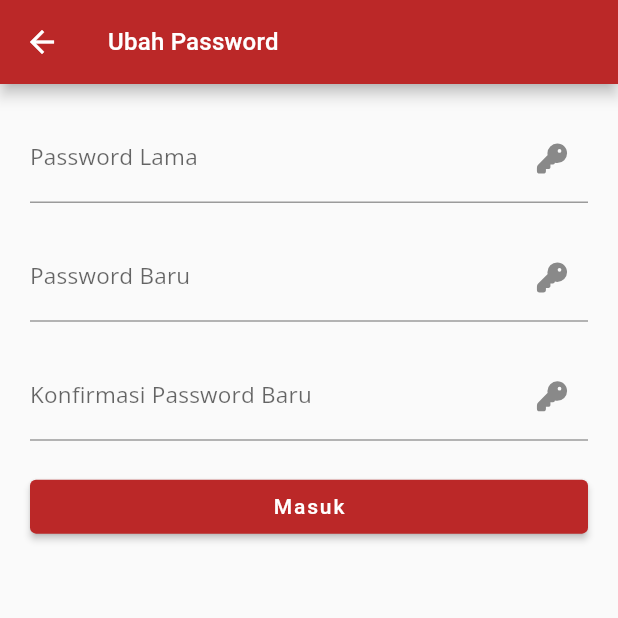
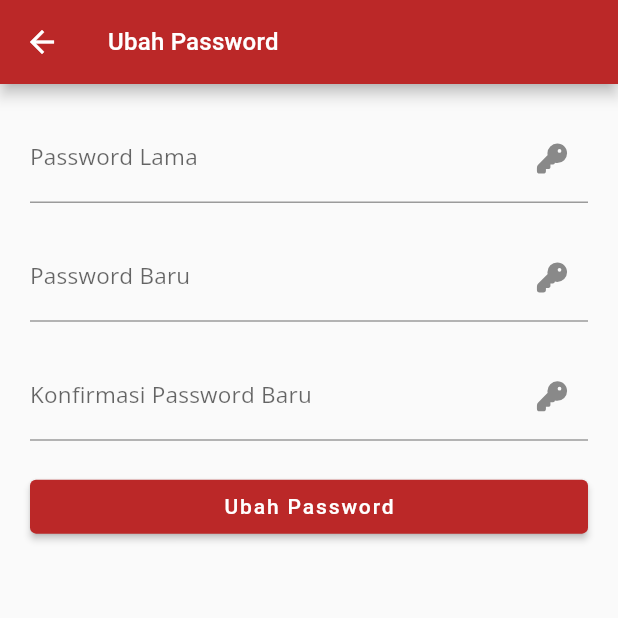
Before and after one commit to andrifirmansyah35/rcsm_mobile, a Flutter app: the ChangePasswordPage screen opened directly, on a phone screen of 412 x 824 dp, the top half of it. Run offline on Flutter 3.47's test engine with Material 2 defaults, Android fonts, the phone set to English and light mode, and no system bars; our stand-ins replace equatable, fluentui_system_icons, flutter_bloc, get, get_it, google_fonts and 1 more; accounts and stored records are empty; Roboto replaces fonts that are missing (Alata, Oxygen).

Commit message:
feat(auth): change password features

```diff
--- a/lib/app/app.dart
+++ b/lib/app/app.dart
@@ -7,6 +7,7 @@ import 'package:mobile_app/common/styles.dart';
 import 'package:mobile_app/cubit/add_reservation_cubit.dart';
 import 'package:mobile_app/cubit/add_schedule_cart_cubit.dart';
 import 'package:mobile_app/cubit/add_service_cart_cubit.dart';
+import 'package:mobile_app/cubit/change_password_cubit.dart';
 import 'package:mobile_app/cubit/delete_closed_schedule_cart_cubit.dart';
 import 'package:mobile_app/cubit/delete_closed_service_cubit.dart';
 import 'package:mobile_app/cubit/delete_schedule_cart_cubit.dart';
@@ -74,6 +75,9 @@ class App extends StatelessWidget {
         BlocProvider<DeleteScheduleCartCubit>(
           create: (context) => sl<DeleteScheduleCartCubit>(),
         ),
+        BlocProvider<ChangePasswordCubit>(
+          create: (context) => sl<ChangePasswordCubit>(),
+        ),
       ],
       child: GetMaterialApp(
         title: 'RCSM Mobile',
--- a/lib/app/app_injector.dart
+++ b/lib/app/app_injector.dart
@@ -2,6 +2,7 @@ import 'package:get_it/get_it.dart';
 import 'package:mobile_app/cubit/add_reservation_cubit.dart';
 import 'package:mobile_app/cubit/add_schedule_cart_cubit.dart';
 import 'package:mobile_app/cubit/add_service_cart_cubit.dart';
+import 'package:mobile_app/cubit/change_password_cubit.dart';
 import 'package:mobile_app/cubit/delete_closed_schedule_cart_cubit.dart';
 import 'package:mobile_app/cubit/delete_closed_service_cubit.dart';
 import 'package:mobile_app/cubit/delete_schedule_cart_cubit.dart';
@@ -37,5 +38,6 @@ class AppInjector {
     sl.registerFactory(() => DeleteServiceCartCubit());
     sl.registerFactory(() => DeleteClosedScheduleCartCubit());
     sl.registerFactory(() => DeleteScheduleCartCubit());
+    sl.registerFactory(() => ChangePasswordCubit());
   }
 }
--- /dev/null
+++ b/lib/cubit/change_password_state.dart
@@ -0,0 +1,24 @@
+part of 'change_password_cubit.dart';
+
+abstract class ChangePasswordState extends Equatable {
+  const ChangePasswordState();
+
+  @override
+  List<Object> get props => [];
+}
+
+class ChangePasswordInitial extends ChangePasswordState {}
+
+class ChangePasswordLoading extends ChangePasswordState {}
+
+class ChangePasswordSuccess extends ChangePasswordState {
+  final DefaultResponseModel response;
+
+  const ChangePasswordSuccess(this.response);
+}
+
+class ChangePasswordFailed extends ChangePasswordState {
+  final String message;
+
+  const ChangePasswordFailed(this.message);
+}
--- /dev/null
+++ b/lib/models/request/change_password_body.dart
@@ -0,0 +1,16 @@
+import 'package:json_annotation/json_annotation.dart';
+
+part 'change_password_body.g.dart';
+
+@JsonSerializable(createFactory: false)
+class ChangePasswordBody {
+  final String passwordLama;
+  final String passwordBaru;
+
+  const ChangePasswordBody({
+    required this.passwordLama,
+    required this.passwordBaru,
+  });
+
+  Map<String, dynamic> toJson() => _$ChangePasswordBodyToJson(this);
+}
--- a/lib/pages/change_password_page.dart
+++ b/lib/pages/change_password_page.dart
@@ -1,63 +1,191 @@
 import 'package:fluentui_system_icons/fluentui_system_icons.dart';
 import 'package:flutter/material.dart';
+import 'package:flutter_bloc/flutter_bloc.dart';
+import 'package:get/get.dart';
+import 'package:mobile_app/app/app_injector.dart';
+import 'package:mobile_app/cubit/change_password_cubit.dart';
+import 'package:mobile_app/models/request/change_password_body.dart';
+import 'package:mobile_app/pages/home_page.dart';
 
-class ChangePasswordPage extends StatelessWidget {
+class ChangePasswordPage extends StatefulWidget {
   const ChangePasswordPage({Key? key}) : super(key: key);
 
   @override
+  State<ChangePasswordPage> createState() => _ChangePasswordPageState();
+}
+
+class _ChangePasswordPageState extends State<ChangePasswordPage> {
+  final changePasswordCubit = sl<ChangePasswordCubit>();
+  final _formKey = GlobalKey<FormState>();
+
+  final oldPasswordController = TextEditingController();
+  final newPasswordController = TextEditingController();
+  final newPasswordConfirmController = TextEditingController();
+
+  void onChangePassword() {
+    if (_formKey.currentState!.validate()) {
+      if (newPasswordController.text != newPasswordConfirmController.text) {
+        Get.snackbar(
+          'Gagal',
+          'Password Baru Konfirmasi tidak sama',
+          backgroundColor: Theme.of(context).colorScheme.error,
+          colorText: Theme.of(context).colorScheme.primary,
+          snackPosition: SnackPosition.BOTTOM,
+        );
+      } else {
+        changePasswordCubit.fetchData(
+          ChangePasswordBody(
+            passwordLama: oldPasswordController.text,
+            passwordBaru: newPasswordConfirmController.text,
+          ),
+        );
+      }
+    }
+  }
+
+  String? customValidator(String? value) {
+    if (value == null || value.isEmpty) {
+      return 'Wajib diisi';
+    }
+
+    return null;
+  }
+
+  @override
   Widget build(BuildContext context) {
+    return BlocConsumer<ChangePasswordCubit, ChangePasswordState>(
+      bloc: changePasswordCubit,
+      listener: (context, state) {
+        if (state is ChangePasswordSuccess) {
+          Get.snackbar(
+            'Berhasil',
+            state.response.message,
+            backgroundColor: Theme.of(context).colorScheme.background,
+            colorText: Theme.of(context).colorScheme.primary,
+          );
+          Get.offAll(const HomePage());
+        }
+
+        if (state is ChangePasswordFailed) {
+          Get.snackbar(
+            'Gagal',
+            state.message,
+            backgroundColor: Theme.of(context).colorScheme.error,
+            colorText: Theme.of(context).colorScheme.primary,
+          );
+        }
+      },
+      builder: (context, state) {
         return Scaffold(
           appBar: AppBar(
             title: const Text('Ubah Password'),
           ),
           body: SingleChildScrollView(
             padding: const EdgeInsets.symmetric(vertical: 20),
+            child: Form(
+              key: _formKey,
               child: Padding(
                 padding: const EdgeInsets.symmetric(horizontal: 20),
                 child: Column(
                   crossAxisAlignment: CrossAxisAlignment.stretch,
                   children: [
                     TextFormField(
-                decoration: const InputDecoration(
+                      controller: oldPasswordController,
+                      validator: customValidator,
+                      decoration: InputDecoration(
                         labelText: 'Password Lama',
-                  suffixIcon: Icon(
+                        suffixIcon: const Icon(
                           FluentIcons.key_16_filled,
+                        ),
+                        errorBorder: UnderlineInputBorder(
+                          borderSide: BorderSide(
+                            color: Theme.of(context).colorScheme.primary,
+                          ),
+                        ),
+                        focusedErrorBorder: UnderlineInputBorder(
+                          borderSide: BorderSide(
+                            color: Theme.of(context).colorScheme.primary,
+                          ),
+                        ),
+                        errorStyle:
+                            Theme.of(context).textTheme.bodySmall!.copyWith(
+                                  color: Theme.of(context).colorScheme.primary,
                                 ),
                       ),
                       obscureText: true,
                     ),
                     const SizedBox(height: 20),
                     TextFormField(
-                decoration: const InputDecoration(
+                      controller: newPasswordController,
+                      validator: customValidator,
+                      decoration: InputDecoration(
                         labelText: 'Password Baru',
-                  suffixIcon: Icon(
+                        suffixIcon: const Icon(
                           FluentIcons.key_16_filled,
+                        ),
+                        errorBorder: UnderlineInputBorder(
+                          borderSide: BorderSide(
+                            color: Theme.of(context).colorScheme.primary,
+                          ),
+                        ),
+                        focusedErrorBorder: UnderlineInputBorder(
+                          borderSide: BorderSide(
+                            color: Theme.of(context).colorScheme.primary,
+                          ),
+                        ),
+                        errorStyle:
+                            Theme.of(context).textTheme.bodySmall!.copyWith(
+                                  color: Theme.of(context).colorScheme.primary,
                                 ),
                       ),
                       obscureText: true,
                     ),
                     const SizedBox(height: 20),
                     TextFormField(
-                decoration: const InputDecoration(
+                      controller: newPasswordConfirmController,
+                      validator: customValidator,
+                      decoration: InputDecoration(
                         labelText: 'Konfirmasi Password Baru',
-                  suffixIcon: Icon(
+                        suffixIcon: const Icon(
                           FluentIcons.key_16_filled,
+                        ),
+                        errorBorder: UnderlineInputBorder(
+                          borderSide: BorderSide(
+                            color: Theme.of(context).colorScheme.primary,
+                          ),
+                        ),
+                        focusedErrorBorder: UnderlineInputBorder(
+                          borderSide: BorderSide(
+                            color: Theme.of(context).colorScheme.primary,
+                          ),
+                        ),
+                        errorStyle:
+                            Theme.of(context).textTheme.bodySmall!.copyWith(
+                                  color: Theme.of(context).colorScheme.primary,
                                 ),
                       ),
                       obscureText: true,
                     ),
                     const SizedBox(height: 20),
                     ElevatedButton(
-                onPressed: () {
-                  // TODO
-                },
-                child: const Text('Masuk'),
+                      onPressed: state is ChangePasswordLoading
+                          ? null
+                          : onChangePassword,
+                      child: state is ChangePasswordLoading
+                          ? const Padding(
+                              padding: EdgeInsets.symmetric(vertical: 5),
+                              child: CircularProgressIndicator(),
+                            )
+                          : const Text('Ubah Password'),
                     ),
                     const SizedBox(height: 10),
                   ],
                 ),
               ),
             ),
+          ),
+        );
+      },
     );
   }
 }
```
Also changed, not shown: lib/cubit/change_password_cubit.dart (added, +59 -0 lines), lib/models/request/change_password_body.g.dart (added). Lines whose indentation alone changed are shown as unchanged.
